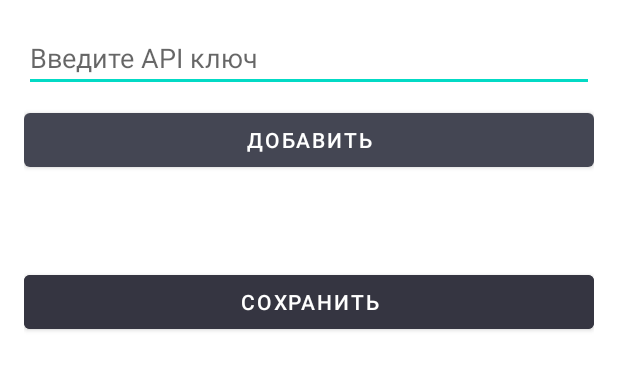
After one commit to lloppy/GPT_helper, an Android app: the layout custom_keys_alert.xml on its own in the app's theme, with its tools: preview values and no code run, on a phone screen of 412 x 824 dp. The commit adds this screen. Shown: the top 370 px of the screen. Run offline under Robolectric (Android 15) with nearby library versions, the phone set to English and light mode, and no system bars.

Commit message:
create key saver in account settings fragment

```diff
--- /dev/null
+++ b/app/src/main/res/layout/custom_keys_alert.xml
@@ -0,0 +1,48 @@
+<?xml version="1.0" encoding="utf-8"?>
+<RelativeLayout xmlns:android="http://schemas.android.com/apk/res/android"
+    xmlns:tools="http://schemas.android.com/tools"
+    android:layout_width="match_parent"
+    android:layout_height="wrap_content"
+    android:padding="16dp">
+
+    <EditText
+        android:id="@+id/editText"
+        android:layout_width="match_parent"
+        android:layout_height="wrap_content"
+        android:hint="Введите API ключ" />
+
+    <Button
+        android:id="@+id/addButton"
+        android:layout_width="match_parent"
+        android:layout_height="wrap_content"
+        android:layout_below="@id/editText"
+        android:layout_marginTop="8dp"
+        android:text="Добавить" />
+
+    <ScrollView
+        android:id="@+id/scroll_radio"
+        android:layout_width="match_parent"
+        android:layout_height="wrap_content"
+
+        android:layout_below="@id/addButton"
+        android:layout_marginBottom="30dp"
+        android:layout_marginTop="30dp">
+
+        <RadioGroup
+            android:id="@+id/radioGroup"
+            android:layout_width="match_parent"
+            android:layout_height="wrap_content"
+            android:orientation="vertical" />
+
+    </ScrollView>
+
+    <Button
+        android:id="@+id/saveButton"
+        android:layout_width="match_parent"
+        android:layout_height="wrap_content"
+        android:backgroundTint="@color/back_gray"
+        android:layout_below="@+id/scroll_radio"
+        android:layout_marginBottom="0dp"
+        android:text="Сохранить" />
+
+</RelativeLayout>
--- /dev/null
+++ b/app/src/main/res/layout/custom_temp_alert.xml
@@ -0,0 +1,6 @@
+<?xml version="1.0" encoding="utf-8"?>
+<androidx.constraintlayout.widget.ConstraintLayout xmlns:android="http://schemas.android.com/apk/res/android"
+    android:layout_width="match_parent"
+    android:layout_height="match_parent">
+
+</androidx.constraintlayout.widget.ConstraintLayout>
--- a/app/src/main/res/layout/fragment_home.xml
+++ b/app/src/main/res/layout/fragment_home.xml
@@ -19,12 +19,12 @@
         android:layout_marginEnd="5dp"
         android:layout_marginBottom="5dp"
         android:background="@drawable/round_card"
-        android:hint="API Token"
+        android:hint="Вставьте свой API Token"
         android:inputType="textPassword"
         android:padding="5dp"
         android:textAlignment="center"
-        android:textColor="#FFFFFF"
-        android:textColorHint="#FFFFFF"
+        android:textColor="#B8B8B8"
+        android:textColorHint="@color/red"
         android:textSize="17dp" />
 
     <LinearLayout
```
Also changed, not shown: app/src/main/java/com/example/gpt/ui/home/HomeFragment.kt (+13 -4 lines), app/src/main/java/com/example/gpt/ui/settings/AccountSettingsFragment.kt (+29 -0 lines), app/src/main/java/com/example/gpt/ui/settings/KeysHelper.kt (added, +123 -0 lines), app/src/main/res/layout/fragment_account_settings.xml (+29 -0 lines), app/src/main/res/drawable/keys.jpg (added), app/src/main/res/drawable/temp.jpg (added).
